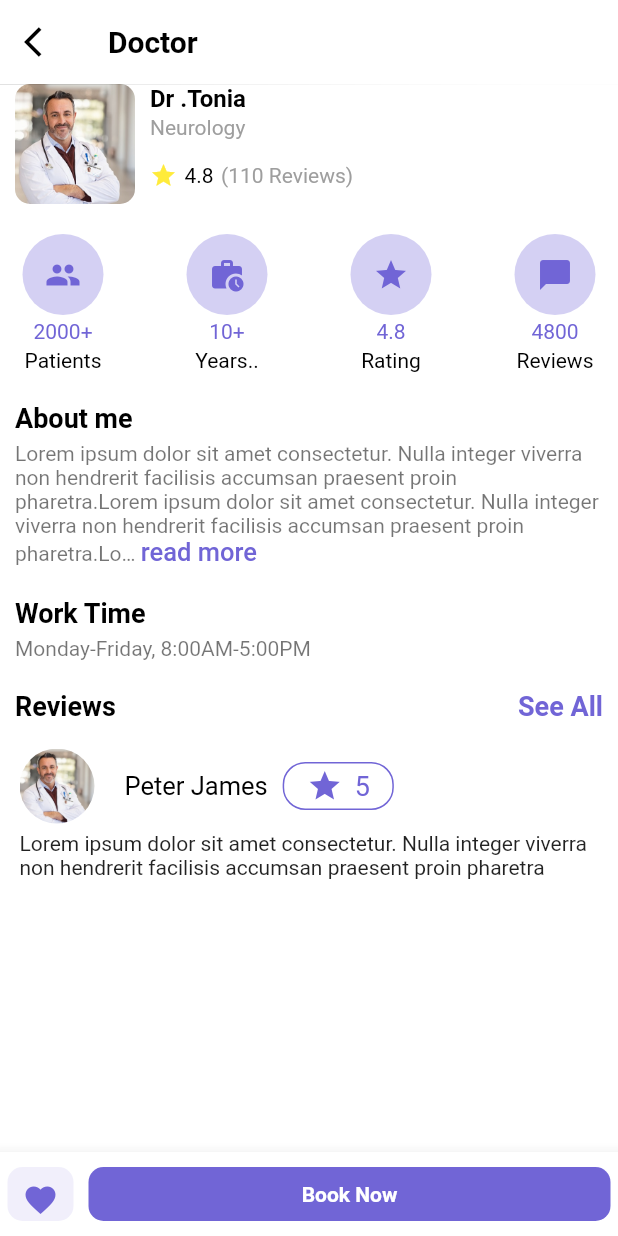
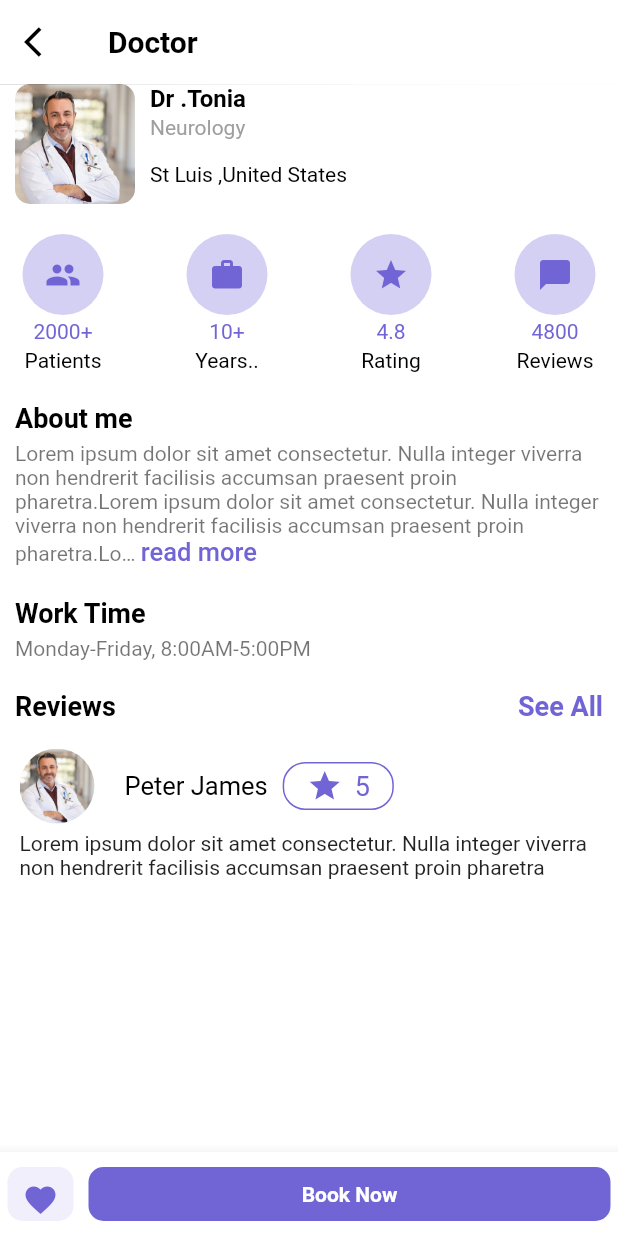
Before and after one commit to Peterkimliz/digimhealth, a Flutter app: the DoctorProfile screen opened directly, on a phone screen of 412 x 824 dp. Run offline on Flutter 3.47's test engine with Material 2 defaults, Android fonts, the phone set to English and light mode, and no system bars; drawn by our look-alikes of readmore; our stand-ins replace calendar_date_picker2, flutter_datetime_picker, flutter_rating_bar, get, image_picker.

```diff
--- a/lib/screens/doctor/components/doctor_card.dart
+++ b/lib/screens/doctor/components/doctor_card.dart
@@ -3,7 +3,7 @@ import 'package:flutter/material.dart';
 import '../../../widgets/major_title.dart';
 import '../../../widgets/minor_title.dart';
 
-Widget doctorCard() {
+Widget doctorCard({bool? isVisible=true}) {
   return Row(
     crossAxisAlignment: CrossAxisAlignment.start,
     children: [
@@ -33,10 +33,12 @@ Widget doctorCard() {
             SizedBox(
               height: 15,
             ),
-            Row(
+            if (isVisible!)
+              Row(
               children: [
                 Icon(Icons.star, color: Colors.yellow, size: 18),
                 SizedBox(width: 5),
+
                 Row(
                   children: [
                     MinorTitle(title: "4.8", color: Colors.black),
@@ -46,6 +48,8 @@ Widget doctorCard() {
                 ),
               ],
             ),
+            if (!isVisible)
+              MinorTitle(title: "St Luis ,United States", color: Colors.black),
           ],
         ),
       ),
--- a/lib/screens/doctor/doctor_profile.dart
+++ b/lib/screens/doctor/doctor_profile.dart
@@ -38,7 +38,7 @@ class DoctorProfile extends StatelessWidget {
           child: Column(
             crossAxisAlignment: CrossAxisAlignment.start,
             children: [
-              doctorCard(),
+              doctorCard(isVisible: false),
               SizedBox(height: 20),
               Padding(
                 padding: const EdgeInsets.symmetric(horizontal: 5.0),
@@ -51,7 +51,7 @@ class DoctorProfile extends StatelessWidget {
                         subtitle: "Patients"),
                     profileItems(
                         title: "10+",
-                        icon: Icons.work_history,
+                        icon: Icons.work,
                         subtitle: "Years.."),
                     profileItems(
                         title: "4.8", icon: Icons.star, subtitle: "Rating"),
```
